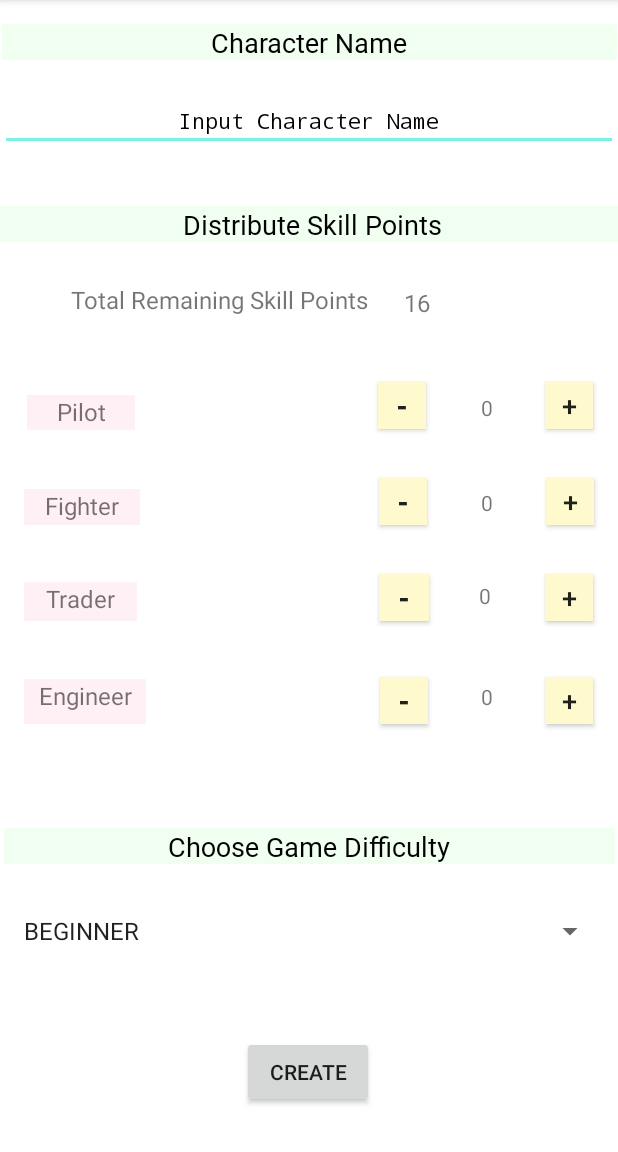
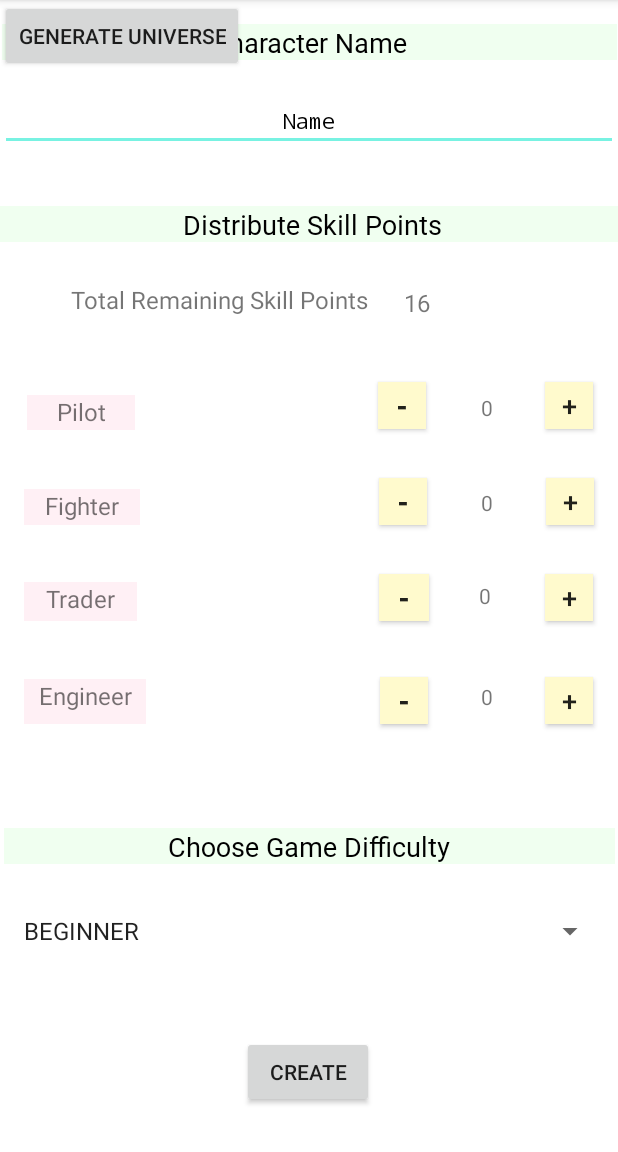
Before and after one commit to sairapoonnen/CS2340SpaceTraderProject, an Android app: the ConfigurationActivity screen opened directly, with no data from a screen before it, on a phone screen of 412 x 824 dp, the part 84-1236 px from its top. Run offline under Robolectric (Android 15) with nearby library versions, the phone set to English and light mode, and no system bars; Roboto replaces fonts that are not available here.

Commit message:
add generateUniverse button, print out universe details, add tech/resource arrays

```diff
--- a/app/src/main/res/layout/activity_configuration.xml
+++ b/app/src/main/res/layout/activity_configuration.xml
@@ -245,7 +245,7 @@
         android:layout_marginBottom="8dp"
         android:gravity="center"
         android:singleLine="true"
-        android:text="Input Character Name"
+        android:text="Name"
         android:textColor="@android:color/black"
         android:textSize="14sp"
         android:typeface="monospace"
@@ -518,4 +518,11 @@
         app:layout_constraintTop_toTopOf="parent"
         app:layout_constraintVertical_bias="0.247" />
 
+    <Button
+        android:id="@+id/generateUniverse"
+        android:layout_width="wrap_content"
+        android:layout_height="wrap_content"
+        android:text="Generate Universe"
+        android:onClick="onGeneratePressed"/>
+
 </android.support.constraint.ConstraintLayout>
```
Also changed, not shown: app/src/main/java/cs2340/gatech/edu/cs2340spacetraderproject/model/SolarSystem.java (+51 -2 lines), app/src/main/java/cs2340/gatech/edu/cs2340spacetraderproject/model/Universe.java (+13 -0 lines), app/src/main/java/cs2340/gatech/edu/cs2340spacetraderproject/views/ConfigurationActivity.java (+30 -1 lines).
